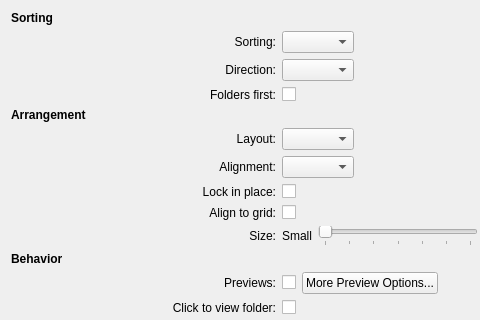
First picture: the form in plasma/applets/folderview/folderviewDisplayConfig.ui, repository KDE/kde-baseapps, before the edit; both pictures show x 0 to 480 and y 0 to 320 of the 570 by 699 pixel window.
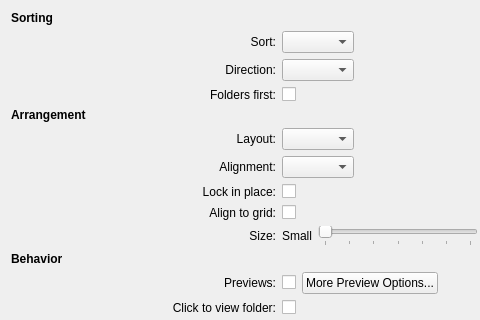
Second picture: the form after the edit. Custom widgets are drawn as their Qt base class.

Commit message: verbify Sorting for consistency

Patch:
```diff
--- a/plasma/applets/folderview/folderviewDisplayConfig.ui
+++ b/plasma/applets/folderview/folderviewDisplayConfig.ui
@@ -33,7 +33,7 @@
    <item row="1" column="1">
     <widget class="QLabel" name="sortLabel">
      <property name="text">
-      <string>Sorting:</string>
+      <string>Sort:</string>
      </property>
      <property name="alignment">
       <set>Qt::AlignRight|Qt::AlignTrailing|Qt::AlignVCenter</set>
```
